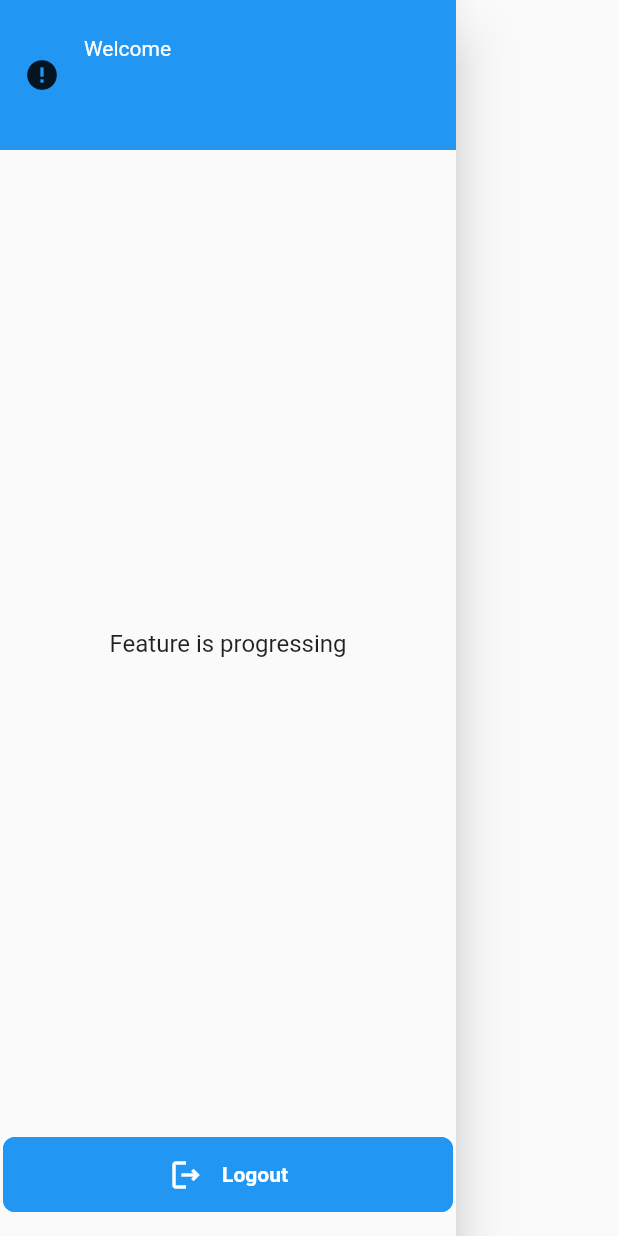
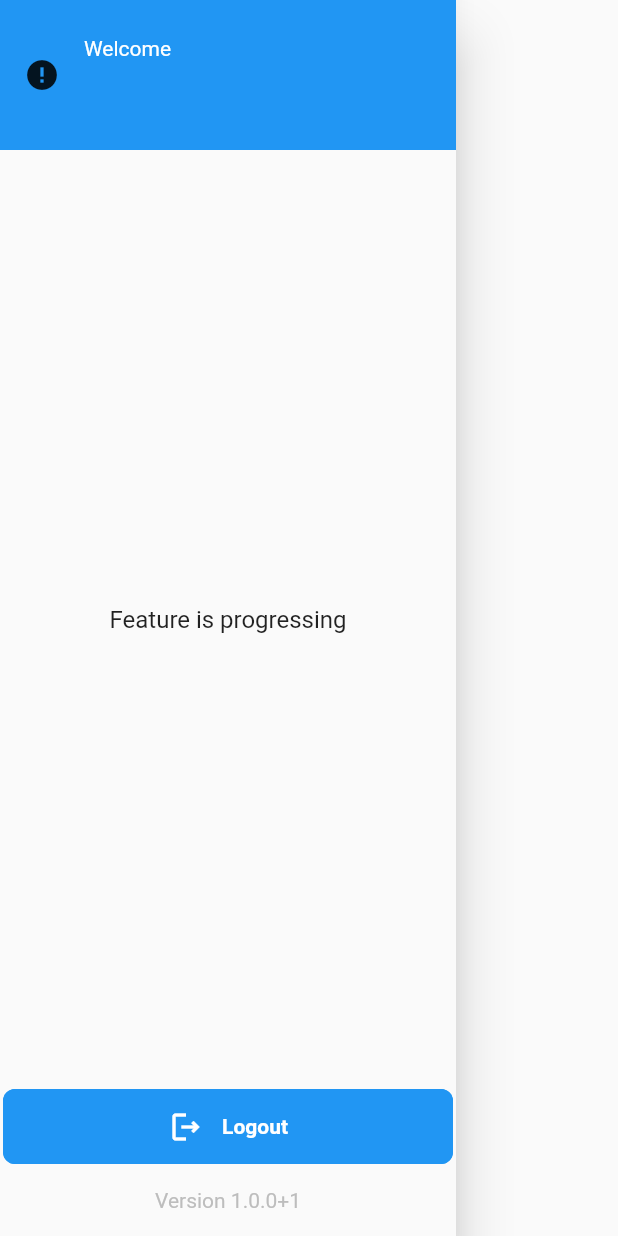
Before and after one commit to darknight1604/dani, a Flutter app: the _MyDrawer widget shown alone on an empty page, opened directly, on a phone screen of 412 x 824 dp. Run offline on Flutter 3.47's test engine with Material 2 defaults, Android fonts, the phone set to English and light mode, and no system bars; drawn by our look-alikes of cached_network_image; our stand-ins replace bloc, bloc_concurrency, cloud_firestore, dropdown_button2, easy_localization, equatable and 9 more; accounts and stored records are empty; generated files the repository leaves out were written again; network calls fail.

Commit message:
impl.view version

```diff
--- a/assets/translations/en.json
+++ b/assets/translations/en.json
@@ -30,7 +30,8 @@
             "october": "October",
             "november": "November",
             "december": "december"
-        }
+        },
+        "version": "Version {}"
     },
     "loginScreen": {
         "welcomeContent": "Welcome to Dani.\nCurrently, we only support login with Gmail",
--- a/assets/translations/vi.json
+++ b/assets/translations/vi.json
@@ -30,7 +30,8 @@
             "october": "Tháng 10",
             "november": "Tháng 11",
             "december": "Tháng 12"
-        }
+        },
+        "version": "Phiên bản {}"
     },
     "loginScreen": {
         "welcomeContent": "Chào mừng bạn đến với Dani.\nHiện tại, app chỉ hỗ trợ đăng nhập với Gmail",
--- a/lib/core/app_config.dart
+++ b/lib/core/app_config.dart
@@ -1,5 +1,6 @@
 import 'dart:convert';
 
+import 'package:dani/core/constants.dart';
 import 'package:dani/core/services/local_service.dart';
 import 'package:dani/core/utils/string_util.dart';
 import 'package:flutter/foundation.dart';
@@ -7,6 +8,8 @@ import 'package:flutter/services.dart';
 import 'package:get_it/get_it.dart';
 
 import '../features/login/domains/models/user.dart';
+
+import 'package:package_info_plus/package_info_plus.dart';
 
 class AppConfig {
   late String? _token;
@@ -25,6 +28,8 @@ class AppConfig {
   final String _keyProdPath = 'prodPath';
 
   late bool _isConvertCreatedDate = false;
+  late String _version = StringPool.empty;
+  late String _buildNumber = StringPool.empty;
 
   Future<void> initial() async {
     LicenseRegistry.addLicense(() async* {
@@ -34,7 +39,7 @@ class AppConfig {
     final localService = GetIt.I.get<LocalService>();
     _isConvertCreatedDate = await localService.isConvertCreatedDate();
     User? user = await localService.getUser();
-    _token = user?.accessToken ?? '';
+    _token = user?.accessToken ?? StringPool.empty;
 
     final configStr = await rootBundle.loadString('assets/configs/config.json');
     Map<String, dynamic> jsonConfig = jsonDecode(configStr);
@@ -45,10 +50,25 @@ class AppConfig {
         jsonConfig[_keyEnvironment][_keyProdPath],
       ),
     );
+
+    PackageInfo packageInfo = await PackageInfo.fromPlatform();
+    // String appName = packageInfo.appName;
+    // String packageName = packageInfo.packageName;
+    _version = packageInfo.version;
+    _buildNumber = packageInfo.buildNumber;
   }
 
   bool get isLogged => StringUtil.isNotNullOrEmpty(_token);
   bool get isConvertCreatedDate => _isConvertCreatedDate;
+
+  String get version {
+    if (appConfigData?.isDevelop ?? true) {
+      return '$_version${StringPool.plus}$buildNumber';
+    }
+    return _version;
+  }
+
+  String get buildNumber => _buildNumber;
 }
 
 class AppConfigData {
--- a/lib/features/home_screen/presentations/home_screen.dart
+++ b/lib/features/home_screen/presentations/home_screen.dart
@@ -1,3 +1,4 @@
+import 'package:dani/core/app_config.dart';
 import 'package:dani/core/app_route.dart';
 import 'package:dani/core/constants.dart';
 import 'package:dani/core/utils/extensions/text_style_extension.dart';
@@ -102,7 +103,7 @@ class _MyDrawer extends StatelessWidget {
                           child: Row(
                             children: [
                               MyCacheImage(
-                                imageUrl: user?.photoUrl ?? '',
+                                imageUrl: user?.photoUrl ?? StringPool.empty,
                                 imageBuilder: (context, imageProvider) {
                                   return CircleAvatar(
                                     radius: avtSize,
@@ -129,7 +130,7 @@ class _MyDrawer extends StatelessWidget {
                                       height: Constants.padding,
                                     ),
                                     Text(
-                                      user?.displayName ?? '',
+                                      user?.displayName ?? StringPool.empty,
                                       style: TextThemeUtil
                                           .instance.titleMedium?.semiBold
                                           .copyWith(color: Colors.white),
@@ -180,6 +181,18 @@ class _MyDrawer extends StatelessWidget {
             SizedBox(
               height: Constants.padding,
             ),
+            Text(
+              tr(
+                LocaleKeys.common_version,
+                args: [
+                  AppConfig.instance.version,
+                ],
+              ),
+              style: TextThemeUtil.instance.bodyMedium?.copyWith(color: Constants.disableColor,),
+            ),
+            SizedBox(
+              height: Constants.padding,
+            ),
           ],
         ),
       ),
--- a/pubspec.yaml
+++ b/pubspec.yaml
@@ -95,6 +95,7 @@ dependencies:
   # Bar Chart, Pie Chart, Scatter Chart, and Radar Chart
   fl_chart: ^0.63.0
   flutter_launcher_icons: ^0.13.1
+  package_info_plus: ^4.0.2
 
 dev_dependencies:
   flutter_test:
```
Also changed, not shown: pubspec.lock.
